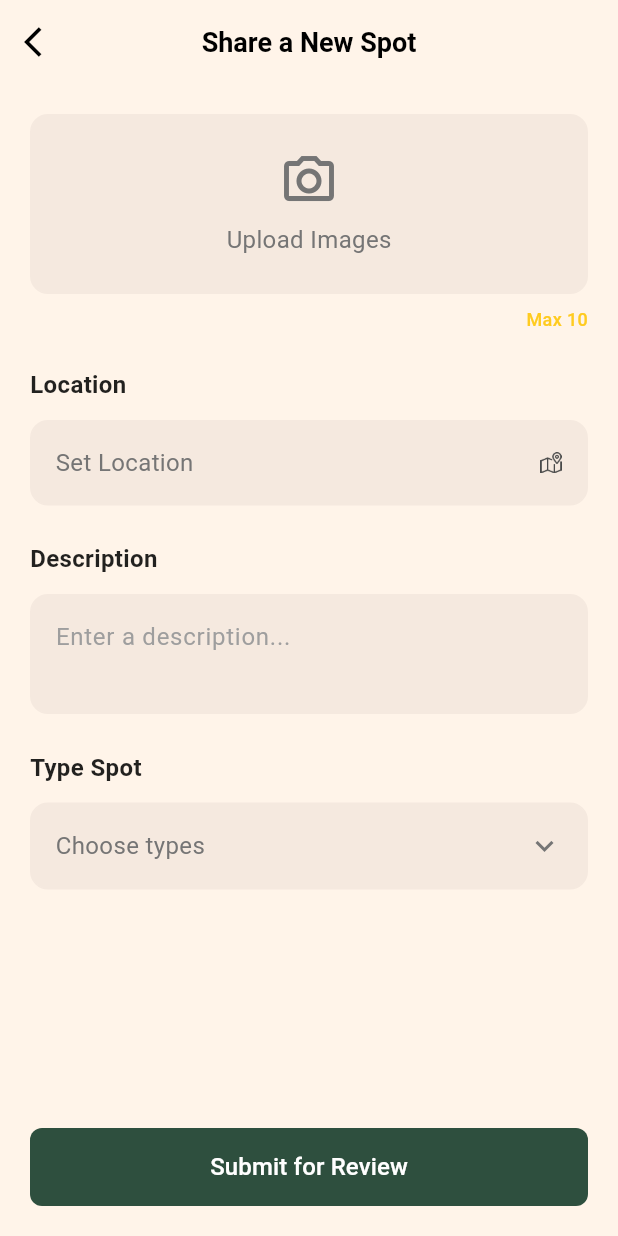
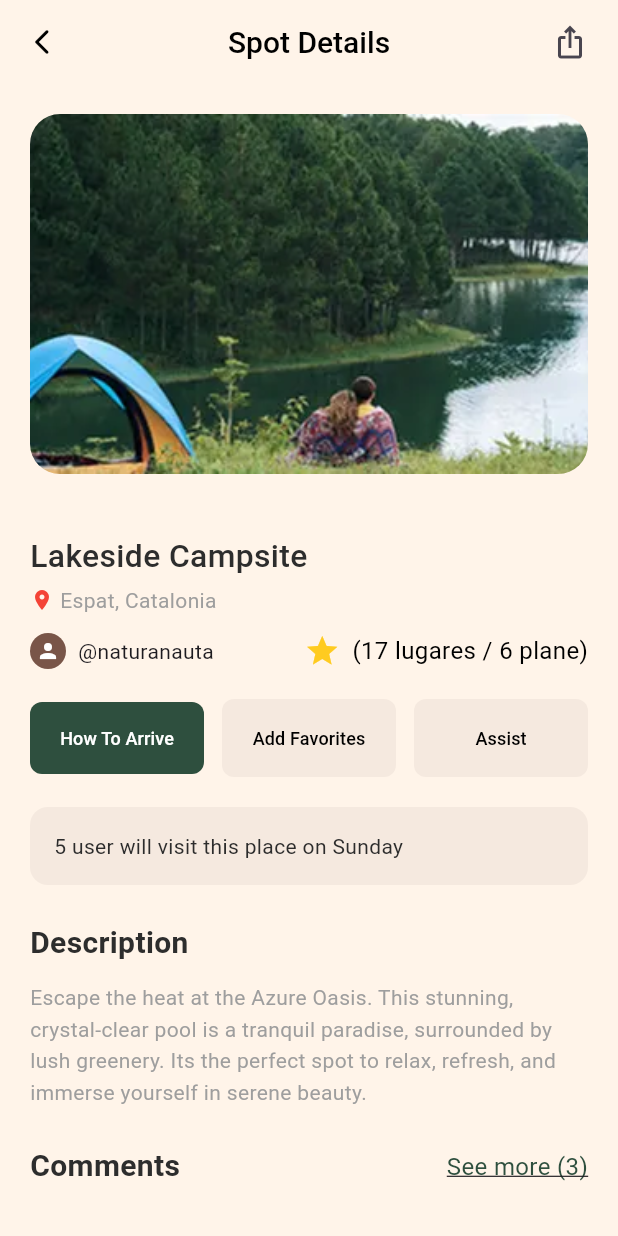
Before and after one commit to NahidAlamRahat/Zero-Signal, a Flutter app: the ShareSpotScreen screen opened by its route, after a tap on "Submit for Review", on a phone screen of 412 x 824 dp. Run offline on Flutter 3.47's test engine with Material 3 defaults, Android fonts, the phone set to English and light mode, and no system bars; our stand-ins replace device_preview, flutter_screenutil, get, google_nav_bar, pin_code_fields.

Commit message:
sport details completed

```diff
--- a/zero_signal/lib/constant/app_colors.dart
+++ b/zero_signal/lib/constant/app_colors.dart
@@ -12,6 +12,7 @@ class AppColor {
   static const Color languageUnSelectedColor = Color.fromRGBO(255, 244, 233, 1);
   static const Color yello = Color(0xFFFFCB20);
   static const Color buttonNavBackgroundColor = Color.fromRGBO(115,137, 126 ,1);
+  static const Color lightGrayishOrange = Color.fromRGBO(245, 233, 223, 1);
 
 
 
--- a/zero_signal/lib/constant/app_image_path.dart
+++ b/zero_signal/lib/constant/app_image_path.dart
@@ -13,6 +13,8 @@ class AppImagePath {
   static const String normalMap  = "assets/images/normalMap.webp";
   static const String roadMap  = "assets/images/RoadMap.webp";
   static const String mapImage2  = "assets/images/mapImage.webp";
+  static const String viewImage  = "assets/images/viewImage.webp";
+  static const String profileImage  = "assets/images/profileImage.png";
 
 
 }
--- a/zero_signal/lib/routes/app_routes.dart
+++ b/zero_signal/lib/routes/app_routes.dart
@@ -19,6 +19,7 @@ class AppRoutes {
   static const homeScreen = "/homeScreen";
   static const bottomNav = "/bottomNav";
   static const shareSpotScreen = "/shareSpotScreen";
+  static const spotDetailsScreen = "/spotDetailsScreen";
 
 
 
--- a/zero_signal/lib/routes/app_routes_file.dart
+++ b/zero_signal/lib/routes/app_routes_file.dart
@@ -12,6 +12,7 @@ import '../screen/button_nav_bar/button_nav_bar_screen.dart';
 import '../screen/onboarding_screen/onboarding_screen.dart';
 import '../screen/share_spot_screen/share_spot_screen.dart';
 import '../screen/splash_screen/splash_screen.dart';
+import '../screen/sport_details/sport_details_screen.dart';
 import 'all_bindings.dart';
 import 'app_routes.dart';
 
@@ -97,5 +98,10 @@ List<GetPage> appRootRoutesFile = <GetPage>[
     // binding: GeneralBindings(),
   ),
 
+  GetPage(
+    name: AppRoutes.spotDetailsScreen,
+    page: () => const SpotDetailsScreen(),
+    // binding: GeneralBindings(),
+  ),
 
 ];
--- a/zero_signal/lib/screen/button_nav_bar/controller/bottom_nav_controller.dart
+++ b/zero_signal/lib/screen/button_nav_bar/controller/bottom_nav_controller.dart
@@ -2,6 +2,7 @@ import 'package:flutter/material.dart';
 import 'package:get/get.dart';
 import '../../../../utils/app_log/app_log.dart';
 import '../../home_screen/home_screen.dart';
+import '../../sport_details/sport_details_screen.dart';
 
 
 
@@ -12,7 +13,7 @@ class UserBottomNavController extends GetxController {
 
   final List<Widget> widgetOptions = [
     const HomeScreen(),
-    const HomeScreen(),
+    const SpotDetailsScreen(),
     const HomeScreen(),
     const HomeScreen(),
 
--- a/zero_signal/lib/screen/share_spot_screen/share_spot_screen.dart
+++ b/zero_signal/lib/screen/share_spot_screen/share_spot_screen.dart
@@ -1,7 +1,10 @@
 import 'package:flutter/material.dart';
 import 'package:flutter_screenutil/flutter_screenutil.dart';
+import 'package:get/get.dart';
+import 'package:get/get_core/src/get_main.dart';
 import 'package:zero_signal/constant/app_icon_path.dart';
 import 'package:zero_signal/constant/app_image_path.dart';
+import 'package:zero_signal/routes/app_routes.dart';
 import 'package:zero_signal/screen/share_spot_screen/widget/confirm_location_sheet.dart';
 import 'package:zero_signal/widget/button_widget/button_widget.dart';
 
@@ -134,7 +137,9 @@ class _ShareSpotScreenState extends State<ShareSpotScreen> {
           padding: const EdgeInsets.only(right: 20, left: 20, bottom: 20),
           child: ButtonWidget(
             buttonWidth: double.infinity,
-            onPressed: () {},
+            onPressed: () {
+              Get.toNamed(AppRoutes.spotDetailsScreen);
+            },
             label: 'Submit for Review',
             backgroundColor: AppColor.backgroundColor,
           ),
--- /dev/null
+++ b/zero_signal/lib/screen/sport_details/sport_details_screen.dart
@@ -0,0 +1,425 @@
+import 'package:flutter/material.dart';
+import 'package:flutter_screenutil/flutter_screenutil.dart';
+import 'package:zero_signal/constant/app_colors.dart';
+import 'package:zero_signal/constant/app_image_path.dart';
+import 'package:zero_signal/widget/appbar_widget/appbar_widget.dart';
+import 'package:zero_signal/widget/button_widget/button_widget.dart';
+import 'package:zero_signal/widget/text_field_widget/text_field_widget.dart';
+import 'package:zero_signal/widget/text_widget/text_widgets.dart';
+
+import '../../widget/showCustomDialog.dart';
+
+class SpotDetailsScreen extends StatefulWidget {
+  const SpotDetailsScreen({super.key});
+
+  @override
+  State<SpotDetailsScreen> createState() => _SpotDetailsScreenState();
+}
+
+class _SpotDetailsScreenState extends State<SpotDetailsScreen> {
+  bool showAllComments = false;
+
+  // Sample comments data
+  List<Map<String, dynamic>> allComments = [
+    {
+      'name': 'Charolette Hanlin',
+      'date': 'Feb 3, 2025',
+      'comment': 'Chill atmosphere, friendly crowd. Exactly the relaxed spot we were looking for on a Friday night. Loved it. 😍😍',
+      'avatar': Colors.blue[100],
+      'avatarIcon': Icons.person,
+      'avatarIconColor': Colors.blue,
+    },
+    {
+      'name': 'Olivia Gabriella Hernandez',
+      'date': 'Apr 21, 2025',
+      'comment': 'Good music, but the service was slow. Maybe an off night? The overall vibe was still positive though. 😊😊',
+      'avatar': Colors.green[100],
+      'avatarIcon': Icons.person,
+      'avatarIconColor': Colors.green,
+    },
+    {
+      'name': 'Emma Victoria Lewis',
+      'date': 'Mar 13, 2025',
+      'comment': 'Incredible vibes and even better cocktails. A bit crowded but that just adds to the fun. Highly recommend! 😍😍',
+      'avatar': Colors.orange[100],
+      'avatarIcon': Icons.person,
+      'avatarIconColor': Colors.orange,
+    },
+
+
+    {
+      'name': 'Emma Victoria Lewis',
+      'date': 'Mar 13, 2025',
+      'comment': 'Incredible vibes and even better cocktails. A bit crowded but that just adds to the fun. Highly recommend! 😍😍',
+      'avatar': Colors.orange[100],
+      'avatarIcon': Icons.person,
+      'avatarIconColor': Colors.orange,
+    },
+
+  ];
+
+  @override
+  Widget build(BuildContext context) {
+    List<Map<String, dynamic>> commentsToShow = showAllComments
+        ? allComments
+        : [allComments.first];
+
+    int remainingComments = allComments.length - 1;
+
+    return Scaffold(
+      appBar: AppbarWidget(
+        backgroundColor: AppColor.creamBackgroundColor,
+        textWidget: TextWidget(
+          text: 'Spot Details',
+          fontColor: Colors.black,
+          fontSize: 20,
+          fontWeight: FontWeight.w500,
+        ),
+        centerTitle: true,
+        action: Padding(
+          padding: const EdgeInsets.only(right: 20),
+          child: Icon(Icons.ios_share),
+        ),
+      ),
+      backgroundColor: AppColor.creamBackgroundColor,
+      body: Column(
+        crossAxisAlignment: CrossAxisAlignment.start,
+        children: [
+          // Header with image
+          Container(
+            height: 280,
+            width: double.infinity,
+            decoration: const BoxDecoration(
+              borderRadius: BorderRadius.all(Radius.circular(20)),
+            ),
+            child: Padding(
+              padding: const EdgeInsets.all(20),
+              child: ClipRRect(
+                borderRadius: const BorderRadius.all(
+                  Radius.circular(20),
+                ),
+                child: Image.asset(
+                  AppImagePath.viewImage,
+                  fit: BoxFit.cover,
+                  errorBuilder: (context, error, stackTrace) {
+                    return Container(
+                      color: Colors.grey[300],
+                      child: const Center(
+                        child: Icon(Icons.image_not_supported, size: 50),
+                      ),
+                    );
+                  },
+                ),
+              ),
+            ),
+          ),
+
+          const SizedBox(height: 20),
+
+          // Title and location
+          Expanded(
+            child: Column(
+              children: [
+                Expanded(
+                  child: SingleChildScrollView(
+                    child: Padding(
+                      padding: const EdgeInsets.symmetric(horizontal: 20),
+                      child: Column(
+                        crossAxisAlignment: CrossAxisAlignment.start,
+                        children: [
+                          Text(
+                            'Lakeside Campsite',
+                            style: TextStyle(
+                              fontSize: 24.sp,
+                              fontWeight: FontWeight.w500,
+                              color: Color(0xFF2D2D2D),
+                            ),
+                          ),
+                          const SizedBox(height: 4),
+                          Row(
+                            children: [
+                              const Icon(
+                                Icons.location_on,
+                                color: Colors.red,
+                                size: 16,
+                              ),
+                              const SizedBox(width: 4),
+                              Text(
+                                'Espat, Catalonia',
+                                style: TextStyle(
+                                    color: Colors.grey,
+                                    fontSize: 14,
+                                    fontWeight: FontWeight.w400),
+                              ),
+                            ],
+                          ),
+                          const SizedBox(height: 12),
+
+                          // Rating and user info
+                          Row(
+                            children: [
+                              Expanded(
+                                child: InkWell(
+                                  onTap: () {
+                                    showDialog(
+                                      context: context,
+                                      builder: (context) => ShowCustomDialog(
+
+                                        image: Image.asset(AppImagePath.profileImage),
+                                        actionsLayout: ActionsLayout.column,
+                                        actions: [],
+                                      ),
+                                    );
+                                  },
+                                  child: Row(
+                                    children: [
+                                      CircleAvatar(
+                                        radius: 12,
+                                        backgroundColor: Colors.brown,
+                                        child: const Icon(
+                                          Icons.person,
+                                          size: 16,
+                                          color: Colors.white,
+                                        ),
+                                      ),
+                                      const SizedBox(width: 8),
+                                      const Text('@naturanauta'),
+                                    ],
+                                  ),
+                                )
+
+                              ),
+                              const SizedBox(width: 8),
+                              Icon(
+                                Icons.star,
+                                color: AppColor.yello,
+                              ),
+                              const SizedBox(width: 8),
+                              TextWidget(
+                                text: '(17 lugares / 6 plane)',
+                                fontWeight: FontWeight.w400,
+                                fontSize: 16,
+                              )
+                            ],
+                          ),
+
+                          const SizedBox(height: 20),
+
+                          // Action buttons
+                          Row(
+                            children: [
+                              Expanded(
+                                  child: ButtonWidget(
+                                    backgroundColor: AppColor.backgroundColor,
+                                    label: 'How To Arrive',
+                                    fontSize: 12,
+                                    fontWeight: FontWeight.w500,
+                                    buttonHeight: 48,
+                                    onPressed: () {},
+                                  )),
+                              const SizedBox(width: 12),
+                              Expanded(
+                                  child: ButtonWidget(
+                                    backgroundColor: Color.fromRGBO(245, 233, 223, 1),
+                                    label: 'Add Favorites',
+                                    fontSize: 12,
+                                    fontWeight: FontWeight.w500,
+                                    textColor: Colors.black,
+                                    onPressed: () {},
+                                  )),
+                              const SizedBox(width: 12),
+                              Expanded(
+                                  child: ButtonWidget(
+                                    backgroundColor: Color.fromRGBO(245, 233, 223, 1),
+                                    label: 'Assist',
+                                    fontSize: 12,
+                                    fontWeight: FontWeight.w500,
+                                    textColor: Colors.black,
+                                    onPressed: () {},
+                                  )),
+                            ],
+                          ),
+
+                          const SizedBox(height: 20),
+
+                          // Visitor info
+                          Container(
+                            width: double.infinity,
+                            padding: const EdgeInsets.all(16),
+                            decoration: BoxDecoration(
+                              color: AppColor.lightGrayishOrange,
+                              borderRadius: BorderRadius.circular(12),
+                            ),
+                            child: const Text(
+                              '5 user will visit this place on Sunday',
+                              style: TextStyle(
+                                  color: Color(0xFF2C2C2C), fontSize: 14),
+                            ),
+                          ),
+
+                          const SizedBox(height: 24),
+
+                          // Description section
+                          const Text(
+                            'Description',
+                            style: TextStyle(
+                              fontSize: 20,
+                              fontWeight: FontWeight.bold,
+                              color: Color(0xFF2D2D2D),
+                            ),
+                          ),
+                          const SizedBox(height: 12),
+                          const Text(
+                            'Escape the heat at the Azure Oasis. This stunning, crystal-clear pool is a tranquil paradise, surrounded by lush greenery. Its the perfect spot to relax, refresh, and immerse yourself in serene beauty.',
+                            style: TextStyle(
+                              fontSize: 14,
+                              color: Colors.grey,
+                              height: 1.5,
+                            ),
+                          ),
+
+                          const SizedBox(height: 24),
+
+                          // Comments section
+                          Row(
+                            mainAxisAlignment: MainAxisAlignment.spaceBetween,
+                            children: [
+                              const Text(
+                                'Comments',
+                                style: TextStyle(
+                                  fontSize: 20,
+                                  fontWeight: FontWeight.bold,
+                                  color: Color(0xFF2D2D2D),
+                                ),
+                              ),
+                              GestureDetector(
+                                onTap: () {
+                                  setState(() {
+                                    showAllComments = !showAllComments;
+                                  });
+                                },
+                                child: TextWidget(
+                                  text: showAllComments
+                                      ? 'Show less'
+                                      : 'See more ($remainingComments)',
+                                  fontWeight: FontWeight.w400,
+                                  fontSize: 16,
+                                  fontColor: AppColor.backgroundColor,
+                                  underline: true,
+                                ),
+                              )
+                            ],
+                          ),
+
+                          const SizedBox(height: 16),
+
+                          // Comments List
+                          ...commentsToShow.map((comment) {
+                            return Container(
+                              margin: const EdgeInsets.only(bottom: 16),
+                              padding: const EdgeInsets.all(16),
+                              decoration: BoxDecoration(
+                                color: AppColor.creamBackgroundColor,
+                                borderRadius: BorderRadius.circular(12),
+                              ),
+                              child: Column(
+                                crossAxisAlignment: CrossAxisAlignment.start,
+                                children: [
+                                  Row(
+                                    children: [
+                                      CircleAvatar(
+                                        radius: 20,
+                                        backgroundColor: comment['avatar'],
+                                        child: Icon(
+                                          comment['avatarIcon'],
+                                          color: comment['avatarIconColor'],
+                                          size: 20,
+                                        ),
+                                      ),
+                                      const SizedBox(width: 12),
+                                      Column(
+                                        crossAxisAlignment: CrossAxisAlignment.start,
+                                        children: [
+                                          Text(
+                                            comment['name'],
+                                            style: const TextStyle(
+                                              fontWeight: FontWeight.w600,
+                                              fontSize: 14,
+                                            ),
+                                          ),
+                                          Text(
+                                            comment['date'],
+                                            style: TextStyle(
+                                              color: Colors.grey[600],
+                                              fontSize: 12,
+                                            ),
+                                          ),
+                                        ],
+                                      ),
+                                    ],
+                                  ),
+                                  const SizedBox(height: 12),
+                                  TextWidget(
+                                    text: comment['comment'],
+                                    fontWeight: FontWeight.w400,
+                                    fontSize: 16,
+                                    textAlignment: TextAlign.start,
+                                  )
+                                ],
+                              ),
+                            );
+                          }).toList(),
+
+                          // Add comment section (only show when not showing all comments or at the end)
+                          if (!showAllComments || showAllComments) ...[
+                            TextFieldWidget(
+                              borderColor: AppColor.lightGrayishOrange,
+                              backgroundColor: AppColor.lightGrayishOrange,
+                              borderRadius: 8,
+                              hintText: 'Add a comment here....',
+                            ),
+                            const SizedBox(height: 16),
+
+                            // Comment Button
+                            Align(
+                              alignment: Alignment.centerRight,
+                              child: ButtonWidget(
+                                backgroundColor: AppColor.backgroundColor,
+                                label: 'Comment',
+                                fontSize: 14,
+                                fontWeight: FontWeight.w500,
+                                buttonHeight: 40,
+                                buttonWidth: 100,
+                                onPressed: () {
+                                  // Handle comment submission
+                                },
+                              ),
+                            ),
+                            const SizedBox(height: 10),
+
+                            // Update Status
+                            Center(
+                              child: TextWidget(
+                                text: 'Update Status',
+                                fontWeight: FontWeight.w400,
+                                fontSize: 14,
+                                fontColor: AppColor.backgroundColor,
+                                underline: true,
+                              ),
+                            ),
+                          ],
+
+                          const SizedBox(height: 20),
+                        ],
+                      ),
+                    ),
+                  ),
+                ),
+              ],
+            ),
+          ),
+        ],
+      ),
+    );
+  }
+}
```
Also changed, not shown: zero_signal/lib/widget/showCustomDialog.dart (added, +139 -0 lines), zero_signal/assets/images/profileImage.png (added), zero_signal/assets/images/viewImage.webp (added).
